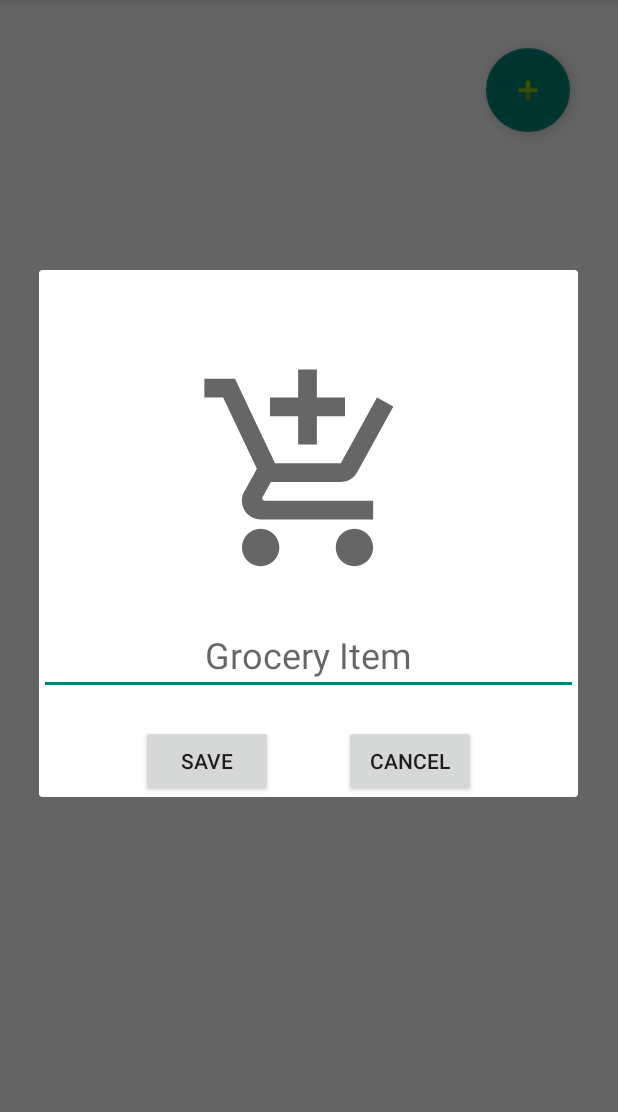
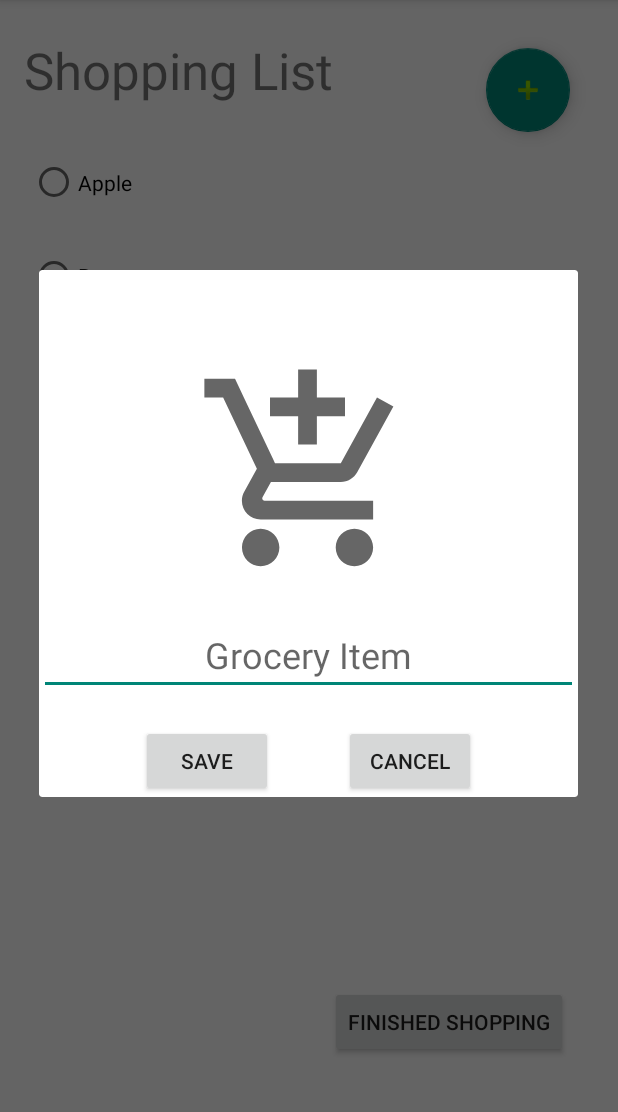
Before and after one commit to crortolf/Kitchen-Kompanion-2022-Group6, an Android app: the ShoppingList screen opened directly, with no data from a screen before it, after a tap on "Add a new shopping list item", on a phone screen of 412 x 824 dp, the part 84-1196 px from its top. Run offline under Robolectric (Android 15) with nearby library versions, the phone set to English and light mode, and no system bars.

Commit message:
design page

```diff
--- a/app/src/main/res/layout/activity_shopping_list.xml
+++ b/app/src/main/res/layout/activity_shopping_list.xml
@@ -19,4 +19,85 @@
         app:layout_constraintEnd_toEndOf="parent"
         app:layout_constraintTop_toTopOf="parent"
         app:srcCompat="@android:drawable/ic_input_add" />
+
+    <ScrollView
+        android:id="@+id/scrollView2"
+        android:layout_width="409dp"
+        android:layout_height="641dp"
+        app:layout_constraintBottom_toBottomOf="parent"
+        app:layout_constraintEnd_toEndOf="parent"
+        app:layout_constraintStart_toStartOf="parent"
+        app:layout_constraintTop_toBottomOf="@+id/floatingActionButton"
+        app:layout_constraintVertical_bias="0.0"
+        tools:contentDescription="Scroll through shopping list">
+
+        <LinearLayout
+            android:layout_width="match_parent"
+            android:layout_height="wrap_content"
+            android:orientation="vertical" />
+    </ScrollView>
+
+    <TextView
+        android:id="@+id/shoppingListText"
+        android:layout_width="wrap_content"
+        android:layout_height="wrap_content"
+        android:layout_marginTop="4dp"
+        android:text="Shopping List"
+        android:textSize="34sp"
+        app:layout_constraintBottom_toTopOf="@+id/scrollView2"
+        app:layout_constraintEnd_toStartOf="@+id/floatingActionButton"
+        app:layout_constraintHorizontal_bias="0.136"
+        app:layout_constraintStart_toStartOf="parent"
+        app:layout_constraintTop_toTopOf="parent"
+        app:layout_constraintVertical_bias="0.525" />
+
+    <RadioButton
+        android:id="@+id/radioButton"
+        android:layout_width="126dp"
+        android:layout_height="51dp"
+        android:layout_marginLeft="20dp"
+        android:layout_marginTop="8dp"
+        android:text="Apple"
+        app:layout_constraintStart_toStartOf="parent"
+        app:layout_constraintTop_toTopOf="@+id/scrollView2" />
+
+    <RadioButton
+        android:id="@+id/radioButton2"
+        android:layout_width="127dp"
+        android:layout_height="53dp"
+        android:layout_marginLeft="20dp"
+        android:layout_marginTop="10dp"
+        android:text="Banana"
+        app:layout_constraintStart_toStartOf="parent"
+        app:layout_constraintTop_toBottomOf="@+id/radioButton" />
+
+    <RadioButton
+        android:id="@+id/radioButton3"
+        android:layout_width="124dp"
+        android:layout_height="48dp"
+        android:layout_marginLeft="20dp"
+        android:layout_marginTop="10dp"
+        android:text="Orange"
+        app:layout_constraintStart_toStartOf="parent"
+        app:layout_constraintTop_toBottomOf="@+id/radioButton2" />
+
+    <RadioButton
+        android:id="@+id/radioButton4"
+        android:layout_width="124dp"
+        android:layout_height="55dp"
+        android:layout_marginLeft="20dp"
+        android:layout_marginTop="10dp"
+        android:text="Watermelon"
+        app:layout_constraintStart_toStartOf="parent"
+        app:layout_constraintTop_toBottomOf="@+id/radioButton3" />
+
+    <Button
+        android:id="@+id/finishedShopping"
+        android:layout_width="wrap_content"
+        android:layout_height="wrap_content"
+        android:layout_marginEnd="32dp"
+        android:layout_marginBottom="24dp"
+        android:text="Finished Shopping"
+        app:layout_constraintBottom_toBottomOf="@+id/scrollView2"
+        app:layout_constraintEnd_toEndOf="@+id/scrollView2" />
 </androidx.constraintlayout.widget.ConstraintLayout>
```
